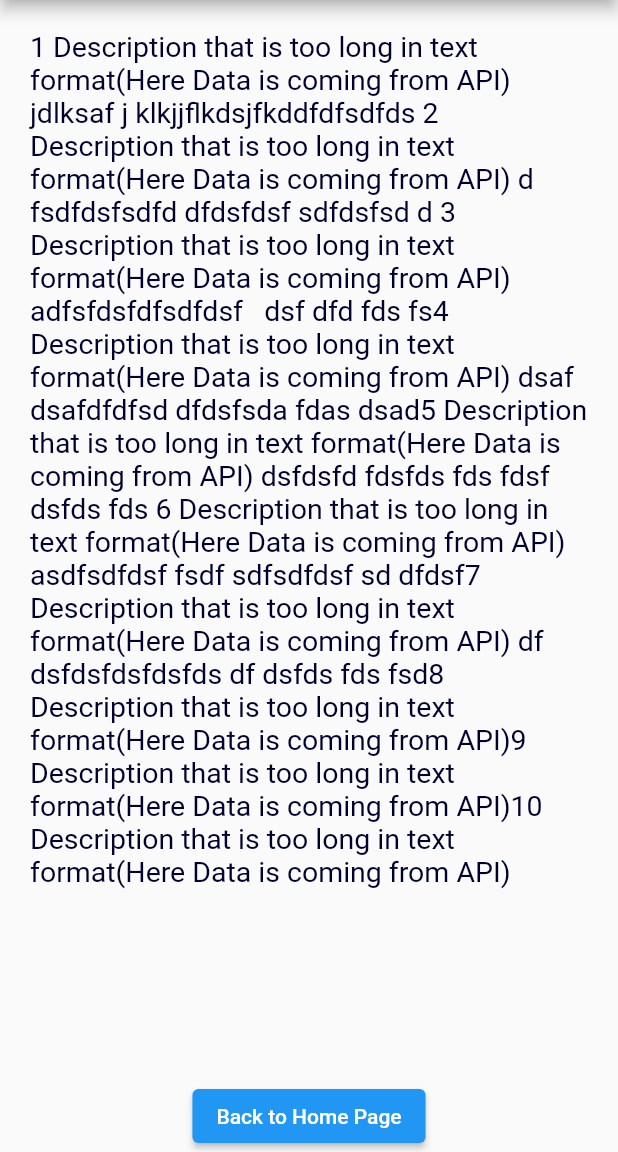
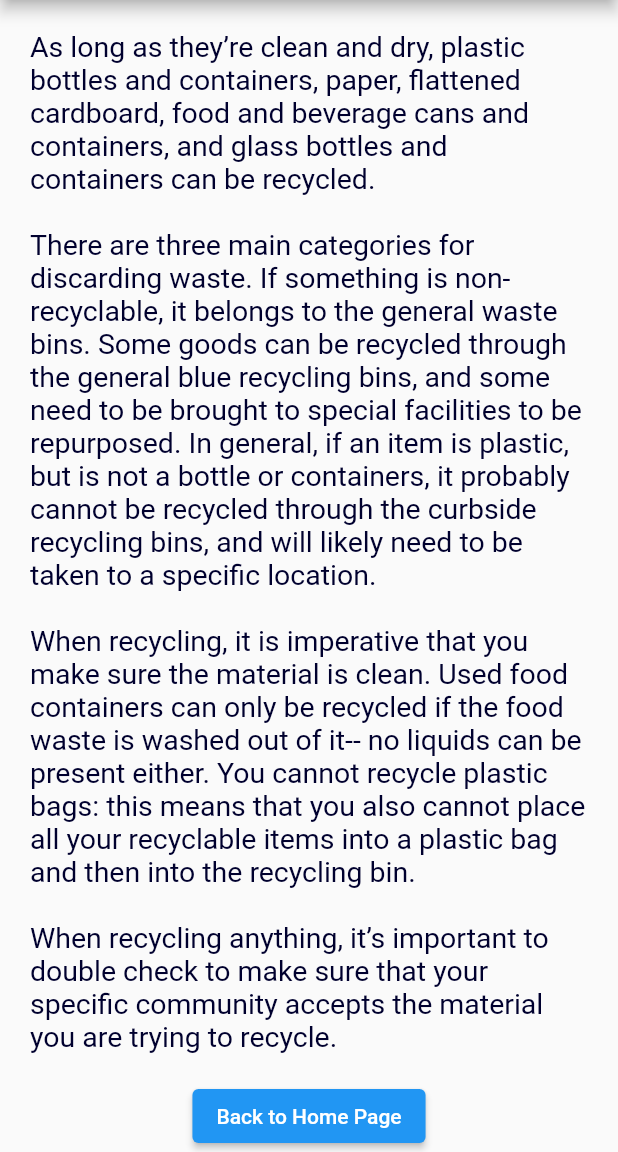
Before and after one commit to Vicolee/recycle-mobile-app, a Flutter app: the Info screen opened directly, on a phone screen of 412 x 824 dp, the part 84-1236 px from its top. Run offline on Flutter 3.47's test engine with Material 2 defaults, Android fonts, the phone set to English and light mode, and no system bars.

Commit message:
added actual information

```diff
--- a/recycle_app/lib/info.dart
+++ b/recycle_app/lib/info.dart
@@ -20,16 +20,7 @@
                 scrollDirection: Axis.vertical, //.horizontal
                 padding: EdgeInsets.all(20),
                 child: Text(
-                    "1 Description that is too long in text format(Here Data is coming from API) jdlksaf j klkjjflkdsjfkddfdfsdfds " +
-                        "2 Description that is too long in text format(Here Data is coming from API) d fsdfdsfsdfd dfdsfdsf sdfdsfsd d " +
-                        "3 Description that is too long in text format(Here Data is coming from API)  adfsfdsfdfsdfdsf   dsf dfd fds fs" +
-                        "4 Description that is too long in text format(Here Data is coming from API) dsaf dsafdfdfsd dfdsfsda fdas dsad" +
-                        "5 Description that is too long in text format(Here Data is coming from API) dsfdsfd fdsfds fds fdsf dsfds fds " +
-                        "6 Description that is too long in text format(Here Data is coming from API) asdfsdfdsf fsdf sdfsdfdsf sd dfdsf" +
-                        "7 Description that is too long in text format(Here Data is coming from API) df dsfdsfdsfdsfds df dsfds fds fsd" +
-                        "8 Description that is too long in text format(Here Data is coming from API)" +
-                        "9 Description that is too long in text format(Here Data is coming from API)" +
-                        "10 Description that is too long in text format(Here Data is coming from API)",
+                  'As long as they’re clean and dry, plastic bottles and containers, paper, flattened cardboard, food and beverage cans and containers, and glass bottles and containers can be recycled.\n\nThere are three main categories for discarding waste. If something is non-recyclable, it belongs to the general waste bins. Some goods can be recycled through the general blue recycling bins, and some need to be brought to special facilities to be repurposed. In general, if an item is plastic, but is not a bottle or containers, it probably cannot be recycled through the curbside recycling bins, and will likely need to be taken to a specific location.\n\nWhen recycling, it is imperative that you make sure the material is clean. Used food containers can only be recycled if the food waste is washed out of it-- no liquids can be present either. You cannot recycle plastic bags: this means that you also cannot place all your recyclable items into a plastic bag and then into the recycling bin.\n\nWhen recycling anything, it’s important to double check to make sure that your specific community accepts the material you are trying to recycle. ',
                   style: new TextStyle(
                     color: Color.fromRGBO(0, 0, 46, 1),
                     fontSize: 19,
@@ -50,26 +41,4 @@
       ),
     );
   }
-  /* Widget build(BuildContext context) {
-    return Scaffold(
-      appBar: AppBar(
-        title: Text('Recycling Information'),
-        backgroundColor: Color.fromRGBO(115, 168, 232, 1),
-      ),
-      body: Container(
-          margin: new EdgeInsets.only(top: 40, left: 18, right: 18),
-
-          /* Column(children: <Widget>[
-          Text(''),
-          Center(
-            child: ElevatedButton(
-              onPressed: () {
-                Navigator.pop(context);
-              },
-              child: Text('Back to Home Page'),
-            ),
-          ),
-        ]), */
-          ),
-    ); */
 }
```
Lines whose indentation alone changed are shown as unchanged.
